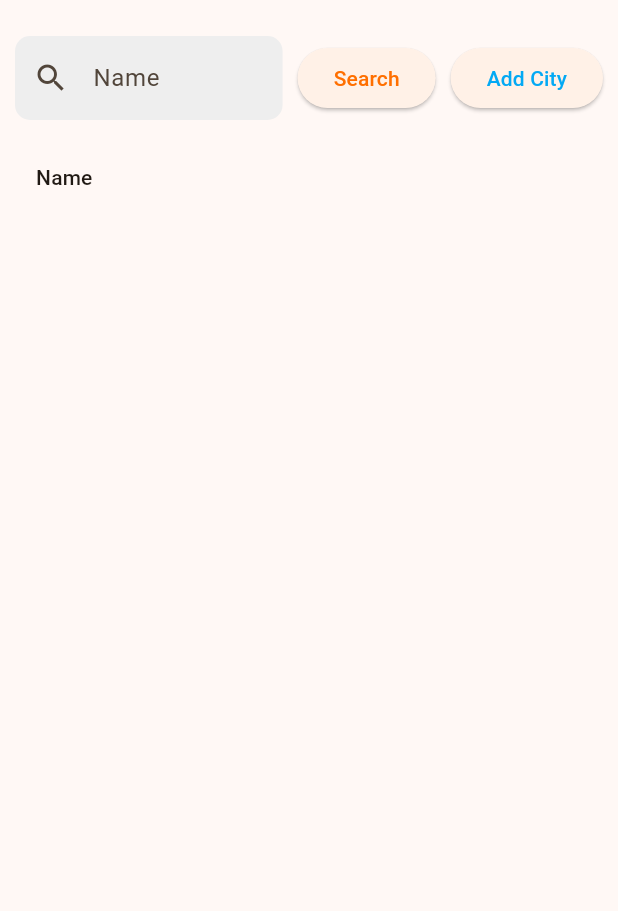
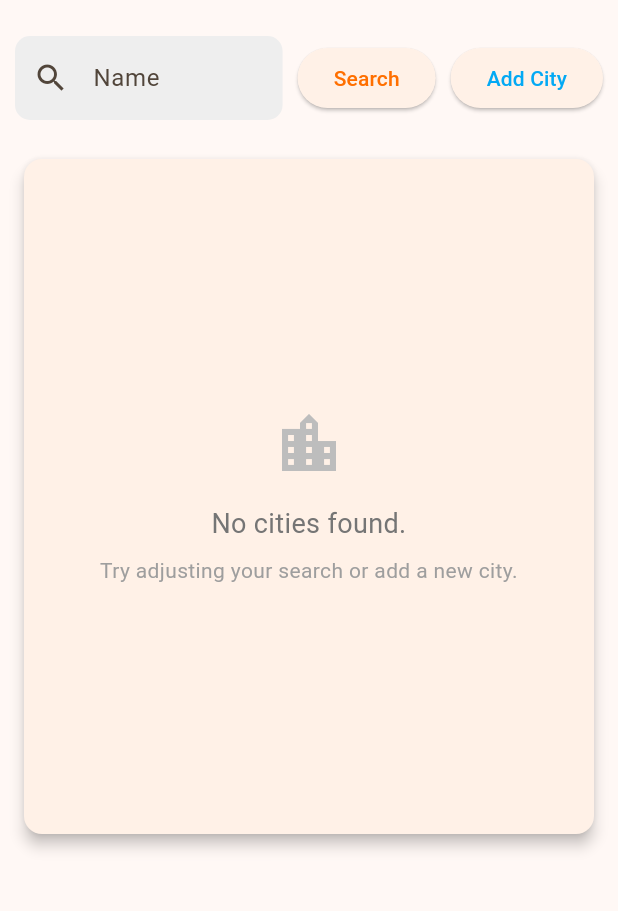
Before and after one commit to vedad-keskin/.NET-Generics-Template, a Flutter app: the CityListScreen widget shown alone on an empty page, opened directly, on a phone screen of 412 x 824 dp, the part 63-974 px from its top. Run offline on Flutter 3.47's test engine with Material 3 defaults, Android fonts, the phone set to English and light mode, and no system bars; our stand-ins replace flutter_form_builder, form_builder_validators; network calls fail.

Commit message:
Custom Data Table Generics Design

```diff
--- a/Generics Template/UI/calltaxi_desktop_admin/lib/screens/city_list_screen.dart
+++ b/Generics Template/UI/calltaxi_desktop_admin/lib/screens/city_list_screen.dart
@@ -6,6 +6,7 @@ import 'package:calltaxi_desktop_admin/screens/city_details_screen.dart';
 import 'package:flutter/material.dart';
 import 'package:provider/provider.dart';
 import 'package:calltaxi_desktop_admin/utils/text_field_decoration.dart';
+import 'package:calltaxi_desktop_admin/utils/custom_data_table.dart';
 
 class CityListScreen extends StatefulWidget {
   const CityListScreen({super.key});
@@ -93,16 +94,23 @@ class _CityListScreenState extends State<CityListScreen> {
   }
 
   Widget _buildResultView() {
-    return Expanded(
-      child: Container(
-        width: double.infinity,
-        child: SingleChildScrollView(
-          child: DataTable(
-            showCheckboxColumn: false,
-            columns: [DataColumn(label: Text("Name"))],
-            rows:
-                cities?.items
-                    ?.map(
+    final isEmpty =
+        cities == null || cities!.items == null || cities!.items!.isEmpty;
+    return CustomDataTableCard(
+      width: 600,
+      height: 450,
+      columns: [
+        DataColumn(
+          label: Text(
+            "Name",
+            style: TextStyle(fontWeight: FontWeight.bold, fontSize: 16),
+          ),
+        ),
+      ],
+      rows: isEmpty
+          ? []
+          : cities!.items!
+                .map(
                   (e) => DataRow(
                     onSelectChanged: (value) {
                       Navigator.push(
@@ -112,14 +120,15 @@ class _CityListScreenState extends State<CityListScreen> {
                         ),
                       );
                     },
-                        cells: [DataCell(Text(e.name))],
+                    cells: [
+                      DataCell(Text(e.name, style: TextStyle(fontSize: 15))),
+                    ],
                   ),
                 )
-                    .toList() ??
-                [],
-          ),
-        ),
-      ),
+                .toList(),
+      emptyIcon: Icons.location_city,
+      emptyText: "No cities found.",
+      emptySubtext: "Try adjusting your search or add a new city.",
     );
   }
 }
--- /dev/null
+++ b/Generics Template/UI/calltaxi_desktop_admin/lib/utils/custom_data_table.dart
@@ -0,0 +1,110 @@
+import 'package:flutter/material.dart';
+
+class CustomDataTableCard extends StatelessWidget {
+  final double width;
+  final double height;
+  final List<DataColumn> columns;
+  final List<DataRow> rows;
+  final Widget? emptyState;
+  final IconData? emptyIcon;
+  final String? emptyText;
+  final String? emptySubtext;
+  final bool showCheckboxColumn;
+  final double columnSpacing;
+  final Color? headingRowColor;
+  final Color? hoverRowColor;
+  final EdgeInsetsGeometry? padding;
+
+  const CustomDataTableCard({
+    super.key,
+    required this.width,
+    required this.height,
+    required this.columns,
+    required this.rows,
+    this.emptyState,
+    this.emptyIcon,
+    this.emptyText,
+    this.emptySubtext,
+    this.showCheckboxColumn = false,
+    this.columnSpacing = 24,
+    this.headingRowColor,
+    this.hoverRowColor,
+    this.padding,
+  });
+
+  @override
+  Widget build(BuildContext context) {
+    final bool isEmpty = rows.isEmpty;
+    return Center(
+      child: Card(
+        elevation: 4,
+        margin: const EdgeInsets.all(16),
+        child: Container(
+          width: width,
+          height: height,
+          padding: padding ?? const EdgeInsets.all(16),
+          child: isEmpty
+              ? (emptyState ?? _defaultEmptyState())
+              : SizedBox(
+                  height: height - 32, // account for padding
+                  child: SingleChildScrollView(
+                    child: DataTable(
+                      showCheckboxColumn: showCheckboxColumn,
+                      columnSpacing: columnSpacing,
+                      headingRowColor: headingRowColor != null
+                          ? WidgetStateProperty.all(headingRowColor)
+                          : WidgetStateProperty.resolveWith<Color?>(
+                              (states) => Colors.blue[50],
+                            ),
+                      dataRowColor: hoverRowColor != null
+                          ? WidgetStateProperty.resolveWith<Color?>(
+                              (states) => states.contains(WidgetState.hovered)
+                                  ? hoverRowColor
+                                  : null,
+                            )
+                          : WidgetStateProperty.resolveWith<Color?>(
+                              (states) => states.contains(WidgetState.hovered)
+                                  ? Colors.blue.withAlpha(20)
+                                  : null,
+                            ),
+                      columns: columns,
+                      rows: rows,
+                    ),
+                  ),
+                ),
+        ),
+      ),
+    );
+  }
+
+  Widget _defaultEmptyState() {
+    if (emptyIcon == null && emptyText == null && emptySubtext == null) {
+      return Center(child: Text('No data'));
+    }
+    return Center(
+      child: Column(
+        mainAxisAlignment: MainAxisAlignment.center,
+        children: [
+          if (emptyIcon != null)
+            Icon(emptyIcon, size: 48, color: Colors.grey[400]),
+          if (emptyText != null) ...[
+            SizedBox(height: 16),
+            Text(
+              emptyText!,
+              style: TextStyle(fontSize: 18, color: Colors.grey[600]),
+              textAlign: TextAlign.center,
+            ),
+          ],
+          if (emptySubtext != null) ...[
+            SizedBox(height: 8),
+            Text(
+              emptySubtext!,
+              style: TextStyle(fontSize: 14, color: Colors.grey[500]),
+              textAlign: TextAlign.center,
+            ),
+          ],
+        ],
+      ),
+    );
+  }
+}
```
Lines whose indentation alone changed are shown as unchanged.
